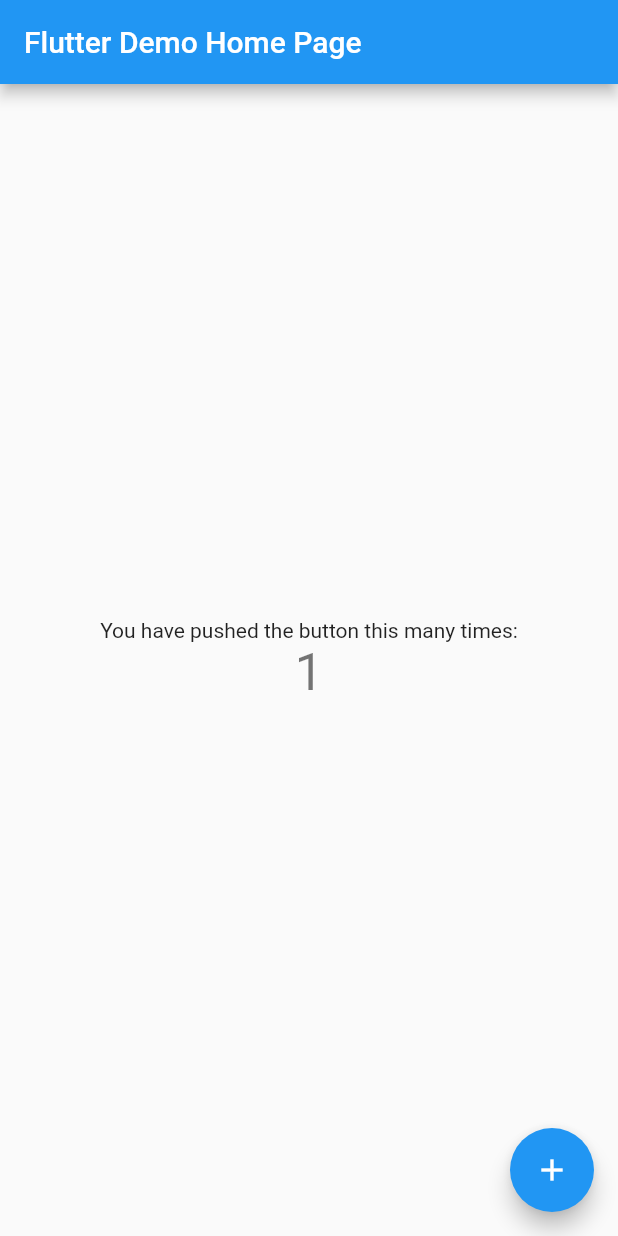
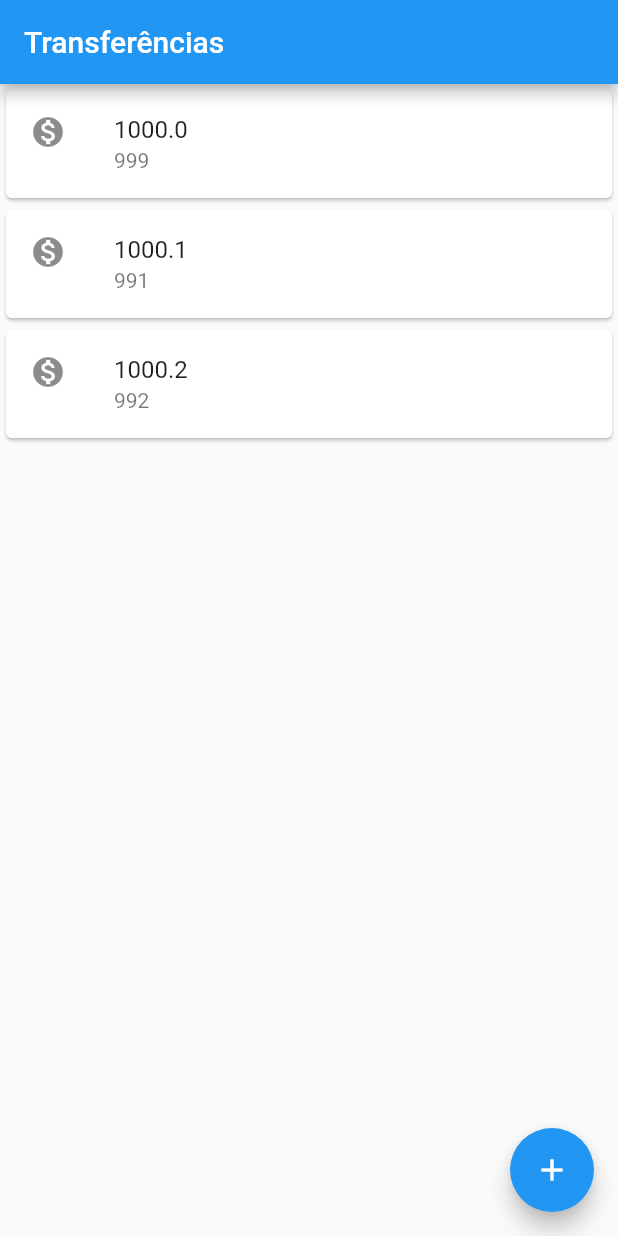
Before and after one commit to s4nderx/bytebank-flutter, a Flutter app: the screen it shows after launch, after a tap on the "add" icon, on a phone screen of 412 x 824 dp. Run offline on Flutter 3.47's test engine with Material 2 defaults, Android fonts, the phone set to English and light mode, and no system bars.

Commit message:
using material widgets

```diff
--- a/lib/main.dart
+++ b/lib/main.dart
@@ -1,115 +1,51 @@
 import 'package:flutter/material.dart';
 
 void main() {
-  runApp(const MyApp());
+  runApp(MaterialApp(
+    home: Scaffold(
+      appBar: AppBar(
+        title: const Text('Transferências'),
+      ),
+      body: ListaTransferencias(),
+      floatingActionButton: FloatingActionButton(
+        onPressed: () {},
+        child: const Icon(Icons.add),
+      ),
+    ),
+  ));
 }
 
-class MyApp extends StatelessWidget {
-  const MyApp({Key? key}) : super(key: key);
-
-  // This widget is the root of your application.
+class ListaTransferencias extends StatelessWidget {
+  const ListaTransferencias({Key? key}) : super(key: key);
   @override
   Widget build(BuildContext context) {
-    return MaterialApp(
-      title: 'Flutter Demo',
-      theme: ThemeData(
-        // This is the theme of your application.
-        //
-        // Try running your application with "flutter run". You'll see the
-        // application has a blue toolbar. Then, without quitting the app, try
-        // changing the primarySwatch below to Colors.green and then invoke
-        // "hot reload" (press "r" in the console where you ran "flutter run",
-        // or simply save your changes to "hot reload" in a Flutter IDE).
-        // Notice that the counter didn't reset back to zero; the application
-        // is not restarted.
-        primarySwatch: Colors.blue,
-      ),
-      home: const MyHomePage(title: 'Flutter Demo Home Page'),
+    return Column(
+      children: [
+        ItemTransferencia(transferencia: Transferencia(1000.0, 999)),
+        ItemTransferencia(transferencia: Transferencia(1000.1, 991)),
+        ItemTransferencia(transferencia: Transferencia(1000.2, 992)),
+      ],
     );
   }
 }
 
-class MyHomePage extends StatefulWidget {
-  const MyHomePage({Key? key, required this.title}) : super(key: key);
-
-  // This widget is the home page of your application. It is stateful, meaning
-  // that it has a State object (defined below) that contains fields that affect
-  // how it looks.
-
-  // This class is the configuration for the state. It holds the values (in this
-  // case the title) provided by the parent (in this case the App widget) and
-  // used by the build method of the State. Fields in a Widget subclass are
-  // always marked "final".
-
-  final String title;
-
+class ItemTransferencia extends StatelessWidget {
+  final Transferencia _transferencia;
+  const ItemTransferencia({Key? key, required transferencia}) : _transferencia = transferencia, super(key: key);
   @override
-  State<MyHomePage> createState() => _MyHomePageState();
+  Widget build(BuildContext context) {
+    return  Card(
+        child: ListTile(
+      leading: const Icon(Icons.monetization_on),
+      title: Text(_transferencia.valor.toString()),
+      subtitle: Text(_transferencia.numeroConta.toString()),
+    ));
+  }
 }
 
-class _MyHomePageState extends State<MyHomePage> {
-  int _counter = 0;
+class Transferencia {
+  final double valor;
+  final int numeroConta;
 
-  void _incrementCounter() {
-    setState(() {
-      // This call to setState tells the Flutter framework that something has
-      // changed in this State, which causes it to rerun the build method below
-      // so that the display can reflect the updated values. If we changed
-      // _counter without calling setState(), then the build method would not be
-      // called again, and so nothing would appear to happen.
-      _counter++;
-    });
-  }
-
-  @override
-  Widget build(BuildContext context) {
-    // This method is rerun every time setState is called, for instance as done
-    // by the _incrementCounter method above.
-    //
-    // The Flutter framework has been optimized to make rerunning build methods
-    // fast, so that you can just rebuild anything that needs updating rather
-    // than having to individually change instances of widgets.
-    return Scaffold(
-      appBar: AppBar(
-        // Here we take the value from the MyHomePage object that was created by
-        // the App.build method, and use it to set our appbar title.
-        title: Text(widget.title),
-      ),
-      body: Center(
-        // Center is a layout widget. It takes a single child and positions it
-        // in the middle of the parent.
-        child: Column(
-          // Column is also a layout widget. It takes a list of children and
-          // arranges them vertically. By default, it sizes itself to fit its
-          // children horizontally, and tries to be as tall as its parent.
-          //
-          // Invoke "debug painting" (press "p" in the console, choose the
-          // "Toggle Debug Paint" action from the Flutter Inspector in Android
-          // Studio, or the "Toggle Debug Paint" command in Visual Studio Code)
-          // to see the wireframe for each widget.
-          //
-          // Column has various properties to control how it sizes itself and
-          // how it positions its children. Here we use mainAxisAlignment to
-          // center the children vertically; the main axis here is the vertical
-          // axis because Columns are vertical (the cross axis would be
-          // horizontal).
-          mainAxisAlignment: MainAxisAlignment.center,
-          children: <Widget>[
-            const Text(
-              'You have pushed the button this many times:',
-            ),
-            Text(
-              '$_counter',
-              style: Theme.of(context).textTheme.headline4,
-            ),
-          ],
-        ),
-      ),
-      floatingActionButton: FloatingActionButton(
-        onPressed: _incrementCounter,
-        tooltip: 'Increment',
-        child: const Icon(Icons.add),
-      ), // This trailing comma makes auto-formatting nicer for build methods.
-    );
-  }
+  Transferencia(this.valor, this.numeroConta);
 }
```
Also changed, not shown: 1 other file.
